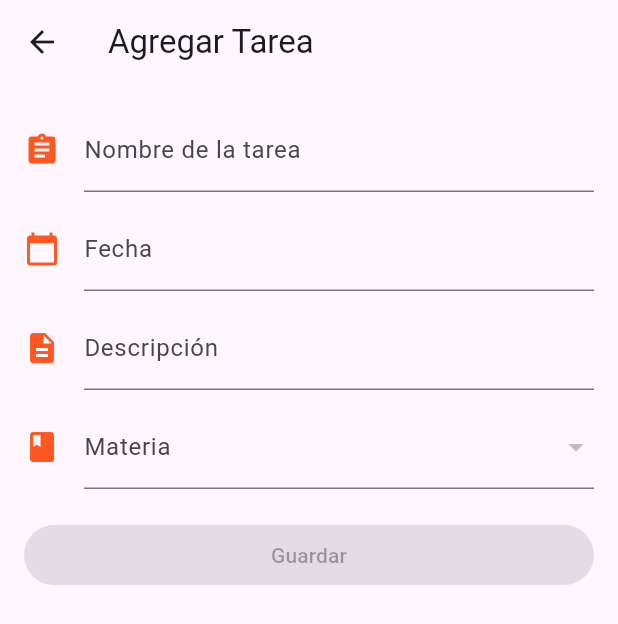
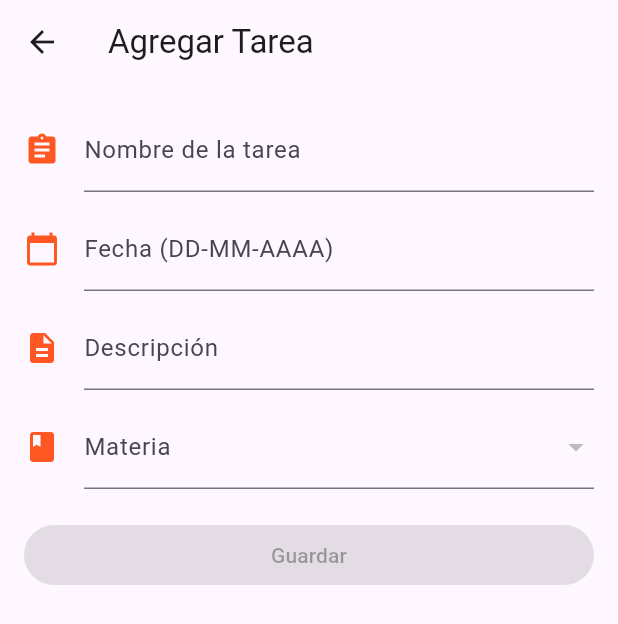
Before and after one commit to Mewtwo1028/u3_practica2_control_tareas, a Flutter app: the screen it shows after launch, item 3 of the bottom bar chosen, after a tap on "Agregar Tarea", on a phone screen of 412 x 824 dp. Shown: the top 624 px of the screen. Run offline on Flutter 3.47's test engine with Material 3 defaults, Android fonts, the phone set to English and light mode, and no system bars; our stand-ins replace sqflite; accounts and stored records are empty.

Commit message:
App terminada

```diff
--- a/lib/main.dart
+++ b/lib/main.dart
@@ -72,10 +72,11 @@ class _MyAppState extends State<MyApp> {
         ? actualizar()
         : indice == 1
             ? agenda()
-            : agregar();
+            : indice == 2 ? agregar() : agenda();
   }
 
   Widget actualizar() {
+
     return listaMateria.isEmpty
         ? ListView(
             padding: EdgeInsets.fromLTRB(30, 350, 30, 0),
@@ -177,7 +178,7 @@ class _MyAppState extends State<MyApp> {
   Widget agenda() {
     List<Tarea> tareasHoy = [];
     List<Tarea> tareasFuturas = [];
-
+    cargarListas();
     DateTime now = DateTime.now();
     for (Tarea tarea in listaTareas) {
       if (tarea.f_entrega.contains(now.day.toString().padLeft(2, '0') +
@@ -247,6 +248,7 @@ class _MyAppState extends State<MyApp> {
 
     if (filasEliminadas > 0) {
       mensaje("Tarea completada");
+      cargarListas();
     } else {
       mensaje("Erros al completar tarea");
     }
@@ -299,7 +301,6 @@ class _AgregarTareaFormState extends State<AgregarTareaForm> {
   final TextEditingController tareaNombre = TextEditingController();
   final TextEditingController tareaFecha = TextEditingController();
   final TextEditingController tareaDescripcion = TextEditingController();
-  String materiaPK = "";
   bool isValidDate = false;
   String? selectedMateria;
   List<Materia> materias = [];
@@ -342,7 +343,7 @@ class _AgregarTareaFormState extends State<AgregarTareaForm> {
             TextField(
               controller: tareaFecha,
               decoration: InputDecoration(
-                labelText: "Fecha",
+                labelText: "Fecha (DD-MM-AAAA)",
                 icon: Icon(Icons.calendar_today, color: Colors.deepOrange),
               ),
               onChanged: (value) {
@@ -396,6 +397,7 @@ class _AgregarTareaFormState extends State<AgregarTareaForm> {
                         tareaFecha.clear();
                         tareaNombre.clear();
                         cargarMateriasYTareas();
+
                       });
                     }
                   : null,
@@ -464,7 +466,8 @@ class AgregarMateriaForm extends StatelessWidget {
               keyboardType: TextInputType.text,
               onChanged: (value) {
                 if (!RegExp(r'^(AGO-DIC|ENE-JUN)\d{4}$').hasMatch(value)) {
-                  Text("ERROR");
+                  ScaffoldMessenger.of(context).showSnackBar(SnackBar(content: Text("Formato de fecha: DD-MM-AAAA")));
+
                 }
               },
             ),
@@ -498,6 +501,7 @@ class AgregarMateriaForm extends StatelessWidget {
                   semestreMateria.clear();
                   docenteMateria.clear();
                   cargarListas();
+
                 });
               },
               child: Text("Guardar"),
```
